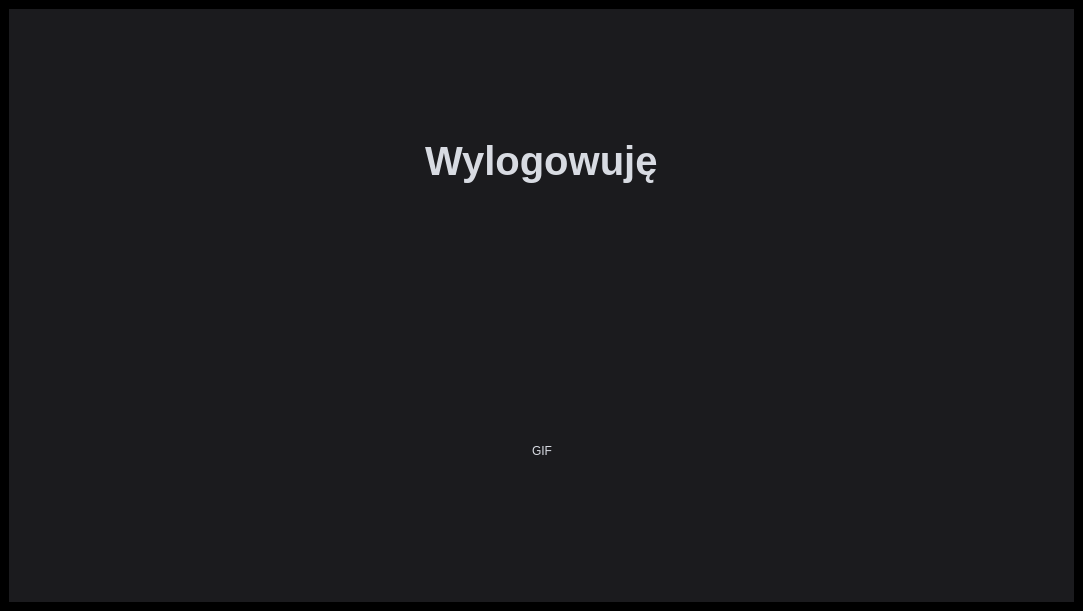
Above: LinuxProject/mainwindow.ui from Skalik2/LinuxAppCpp before the change. Below: the same form after it.
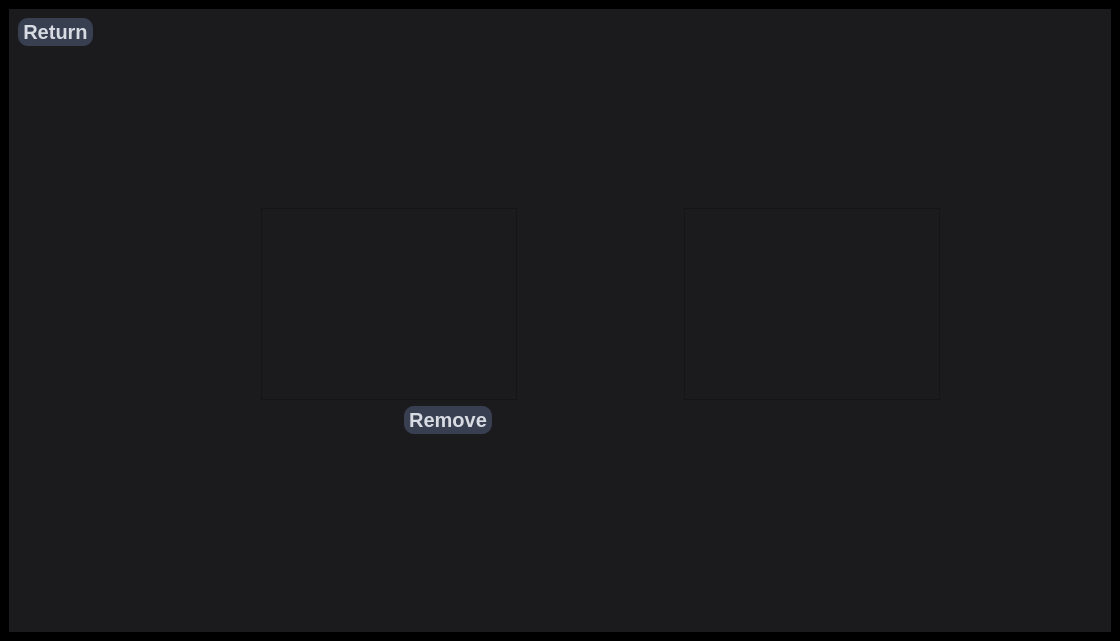
That is the form after the change.

Commit message:
Add: Basic Report system
- read file report
- write to file report
- display inside admin panel

The edit to the form file:
```diff
--- a/LinuxProject/mainwindow.ui
+++ b/LinuxProject/mainwindow.ui
@@ -6,8 +6,8 @@
    <rect>
     <x>0</x>
     <y>0</y>
-    <width>1083</width>
-    <height>611</height>
+    <width>1120</width>
+    <height>641</height>
    </rect>
   </property>
   <property name="maximumSize">
@@ -54,7 +54,7 @@
 </string>
       </property>
       <property name="currentIndex">
-       <number>4</number>
+       <number>6</number>
       </property>
       <widget class="QWidget" name="mainPage">
        <property name="styleSheet">
@@ -1829,7 +1829,7 @@
 font: bold 40px;</string>
               </property>
               <property name="text">
-               <string>Wylogowuję</string>
+               <string>Logging out</string>
               </property>
              </widget>
             </item>
@@ -1889,6 +1889,397 @@
         </item>
        </layout>
       </widget>
+      <widget class="QWidget" name="reportPage">
+       <property name="styleSheet">
+        <string notr="true">QPushButton{
+	padding: 2px 5px;
+	background-color: #373F51;
+	color: #D8DBE2;
+	border-radius: 10px;
+	font: bold 20px;
+}
+QPushButton:hover{
+	background-color: rgb(255, 255, 255);
+	color: rgb(0, 0, 0);
+}</string>
+       </property>
+       <layout class="QHBoxLayout" name="horizontalLayout_34">
+        <item>
+         <layout class="QHBoxLayout" name="horizontalLayout_33">
+          <item>
+           <layout class="QVBoxLayout" name="verticalLayout_13">
+            <item>
+             <widget class="QPushButton" name="pushButtonReturn_3">
+              <property name="font">
+               <font>
+                <pointsize>-1</pointsize>
+                <italic>false</italic>
+                <bold>true</bold>
+               </font>
+              </property>
+              <property name="text">
+               <string>Return</string>
+              </property>
+             </widget>
+            </item>
+            <item>
+             <spacer name="verticalSpacer_14">
+              <property name="orientation">
+               <enum>Qt::Vertical</enum>
+              </property>
+              <property name="sizeHint" stdset="0">
+               <size>
+                <width>20</width>
+                <height>40</height>
+               </size>
+              </property>
+             </spacer>
+            </item>
+           </layout>
+          </item>
+          <item>
+           <spacer name="horizontalSpacer_33">
+            <property name="orientation">
+             <enum>Qt::Horizontal</enum>
+            </property>
+            <property name="sizeType">
+             <enum>QSizePolicy::Expanding</enum>
+            </property>
+            <property name="sizeHint" stdset="0">
+             <size>
+              <width>40</width>
+              <height>20</height>
+             </size>
+            </property>
+           </spacer>
+          </item>
+          <item>
+           <layout class="QVBoxLayout" name="verticalLayout_9">
+            <item>
+             <spacer name="verticalSpacer_12">
+              <property name="orientation">
+               <enum>Qt::Vertical</enum>
+              </property>
+              <property name="sizeType">
+               <enum>QSizePolicy::Expanding</enum>
+              </property>
+              <property name="sizeHint" stdset="0">
+               <size>
+                <width>20</width>
+                <height>40</height>
+               </size>
+              </property>
+             </spacer>
+            </item>
+            <item>
+             <widget class="QLabel" name="label_6">
+              <property name="font">
+               <font>
+                <pointsize>14</pointsize>
+               </font>
+              </property>
+              <property name="text">
+               <string>Problem description:</string>
+              </property>
+             </widget>
+            </item>
+            <item>
+             <widget class="QTextEdit" name="textEdit">
+              <property name="font">
+               <font>
+                <pointsize>12</pointsize>
+               </font>
+              </property>
+              <property name="styleSheet">
+               <string notr="true">border: 1px solid #373F51;
+border-radius: 10px;</string>
+              </property>
+             </widget>
+            </item>
+            <item>
+             <layout class="QHBoxLayout" name="horizontalLayout_35">
+              <item>
+               <widget class="QPushButton" name="pushButton_2">
+                <property name="text">
+                 <string>Clear</string>
+                </property>
+               </widget>
+              </item>
+              <item>
+               <widget class="QPushButton" name="pushButton">
+                <property name="text">
+                 <string>Report</string>
+                </property>
+               </widget>
+              </item>
+             </layout>
+            </item>
+            <item>
+             <spacer name="verticalSpacer_13">
+              <property name="orientation">
+               <enum>Qt::Vertical</enum>
+              </property>
+              <property name="sizeType">
+               <enum>QSizePolicy::Expanding</enum>
+              </property>
+              <property name="sizeHint" stdset="0">
+               <size>
+                <width>20</width>
+                <height>40</height>
+               </size>
+              </property>
+             </spacer>
+            </item>
+           </layout>
+          </item>
+          <item>
+           <spacer name="horizontalSpacer_32">
+            <property name="orientation">
+             <enum>Qt::Horizontal</enum>
+            </property>
+            <property name="sizeType">
+             <enum>QSizePolicy::Expanding</enum>
+            </property>
+            <property name="sizeHint" stdset="0">
+             <size>
+              <width>40</width>
+              <height>20</height>
+             </size>
+            </property>
+           </spacer>
+          </item>
+         </layout>
+        </item>
+       </layout>
+      </widget>
+      <widget class="QWidget" name="checkReportsPage">
+       <property name="styleSheet">
+        <string notr="true">QPushButton{
+	padding: 2px 5px;
+	background-color: #373F51;
+	color: #D8DBE2;
+	border-radius: 10px;
+	font: bold 20px;
+}
+QPushButton:hover{
+	background-color: rgb(255, 255, 255);
+	color: rgb(0, 0, 0);
+}</string>
+       </property>
+       <layout class="QHBoxLayout" name="horizontalLayout_37">
+        <item>
+         <layout class="QHBoxLayout" name="horizontalLayout_36">
+          <item>
+           <layout class="QVBoxLayout" name="verticalLayout_10">
+            <item>
+             <widget class="QPushButton" name="pushButtonReturn_5">
+              <property name="font">
+               <font>
+                <pointsize>-1</pointsize>
+                <italic>false</italic>
+                <bold>true</bold>
+               </font>
+              </property>
+              <property name="text">
+               <string>Return</string>
+              </property>
+             </widget>
+            </item>
+            <item>
+             <spacer name="verticalSpacer_15">
+              <property name="orientation">
+               <enum>Qt::Vertical</enum>
+              </property>
+              <property name="sizeHint" stdset="0">
+               <size>
+                <width>20</width>
+                <height>40</height>
+               </size>
+              </property>
+             </spacer>
+            </item>
+           </layout>
+          </item>
+          <item>
+           <layout class="QVBoxLayout" name="verticalLayout_8">
+            <item>
+             <spacer name="horizontalSpacer_34">
+              <property name="orientation">
+               <enum>Qt::Horizontal</enum>
+              </property>
+              <property name="sizeHint" stdset="0">
+               <size>
+                <width>40</width>
+                <height>20</height>
+               </size>
+              </property>
+             </spacer>
+            </item>
+            <item>
+             <spacer name="verticalSpacer_16">
+              <property name="orientation">
+               <enum>Qt::Vertical</enum>
+              </property>
+              <property name="sizeHint" stdset="0">
+               <size>
+                <width>20</width>
+                <height>40</height>
+               </size>
+              </property>
+             </spacer>
+            </item>
+            <item>
+             <layout class="QHBoxLayout" name="horizontalLayout_38">
+              <item>
+               <spacer name="horizontalSpacer_37">
+                <property name="orientation">
+                 <enum>Qt::Horizontal</enum>
+                </property>
+                <property name="sizeHint" stdset="0">
+                 <size>
+                  <width>40</width>
+                  <height>20</height>
+                 </size>
+                </property>
+               </spacer>
+              </item>
+              <item>
+               <widget class="QListWidget" name="listWidget_2">
+                <property name="font">
+                 <font>
+                  <pointsize>12</pointsize>
+                 </font>
+                </property>
+                <property name="layoutMode">
+                 <enum>QListView::SinglePass</enum>
+                </property>
+                <property name="spacing">
+                 <number>2</number>
+                </property>
+                <property name="batchSize">
+                 <number>100</number>
+                </property>
+               </widget>
+              </item>
+              <item>
+               <spacer name="horizontalSpacer_38">
+                <property name="orientation">
+                 <enum>Qt::Horizontal</enum>
+                </property>
+                <property name="sizeHint" stdset="0">
+                 <size>
+                  <width>40</width>
+                  <height>20</height>
+                 </size>
+                </property>
+               </spacer>
+              </item>
+              <item>
+               <widget class="QTextEdit" name="textEdit_2">
+                <property name="font">
+                 <font>
+                  <pointsize>14</pointsize>
+                 </font>
+                </property>
+               </widget>
+              </item>
+              <item>
+               <spacer name="horizontalSpacer_36">
+                <property name="orientation">
+                 <enum>Qt::Horizontal</enum>
+                </property>
+                <property name="sizeHint" stdset="0">
+                 <size>
+                  <width>40</width>
+                  <height>20</height>
+                 </size>
+                </property>
+               </spacer>
+              </item>
+             </layout>
+            </item>
+            <item>
+             <layout class="QHBoxLayout" name="horizontalLayout_45">
+              <item>
+               <spacer name="horizontalSpacer_40">
+                <property name="orientation">
+                 <enum>Qt::Horizontal</enum>
+                </property>
+                <property name="sizeHint" stdset="0">
+                 <size>
+                  <width>40</width>
+                  <height>20</height>
+                 </size>
+                </property>
+               </spacer>
+              </item>
+              <item>
+               <widget class="QPushButton" name="pushButton_3">
+                <property name="text">
+                 <string>Remove</string>
+                </property>
+               </widget>
+              </item>
+              <item>
+               <spacer name="horizontalSpacer_41">
+                <property name="orientation">
+                 <enum>Qt::Horizontal</enum>
+                </property>
+                <property name="sizeHint" stdset="0">
+                 <size>
+                  <width>40</width>
+                  <height>20</height>
+                 </size>
+                </property>
+               </spacer>
+              </item>
+              <item>
+               <spacer name="horizontalSpacer_39">
+                <property name="orientation">
+                 <enum>Qt::Horizontal</enum>
+                </property>
+                <property name="sizeHint" stdset="0">
+                 <size>
+                  <width>40</width>
+                  <height>20</height>
+                 </size>
+                </property>
+               </spacer>
+              </item>
+             </layout>
+            </item>
+            <item>
+             <spacer name="verticalSpacer_17">
+              <property name="orientation">
+               <enum>Qt::Vertical</enum>
+              </property>
+              <property name="sizeHint" stdset="0">
+               <size>
+                <width>20</width>
+                <height>40</height>
+               </size>
+              </property>
+             </spacer>
+            </item>
+            <item>
+             <spacer name="horizontalSpacer_35">
+              <property name="orientation">
+               <enum>Qt::Horizontal</enum>
+              </property>
+              <property name="sizeHint" stdset="0">
+               <size>
+                <width>40</width>
+                <height>20</height>
+               </size>
+              </property>
+             </spacer>
+            </item>
+           </layout>
+          </item>
+         </layout>
+        </item>
+       </layout>
+      </widget>
      </widget>
     </item>
    </layout>
```
Left out of the diff: 18 changed lines with no effect on the pictures. The commit also changes 4 other files.
